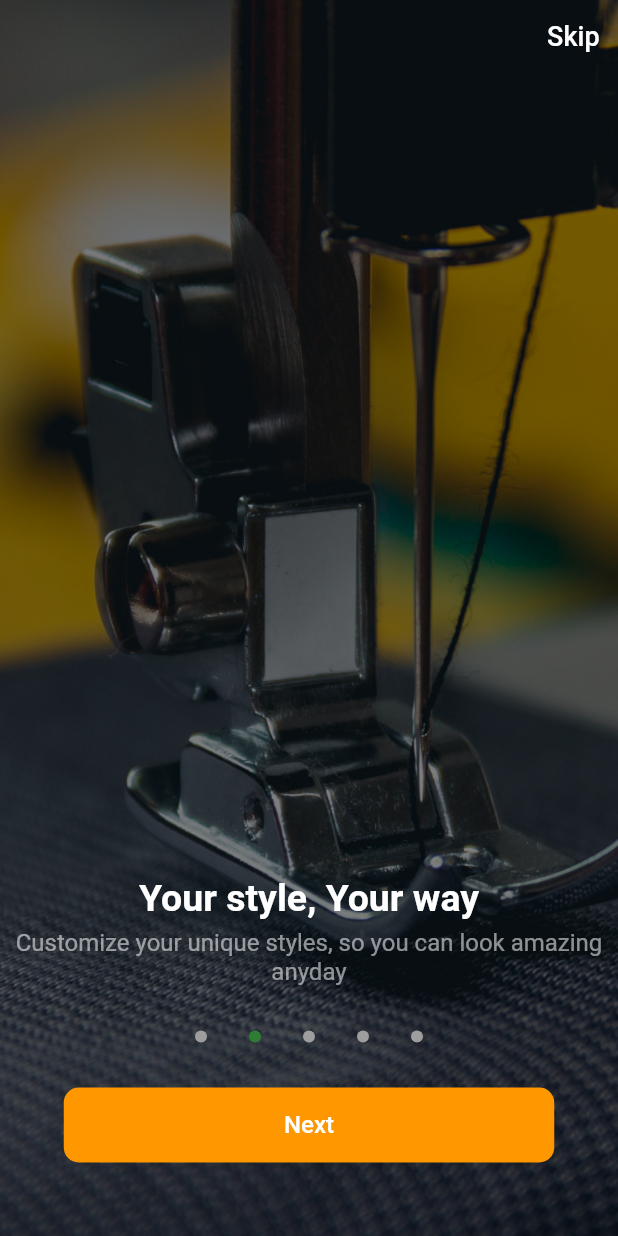
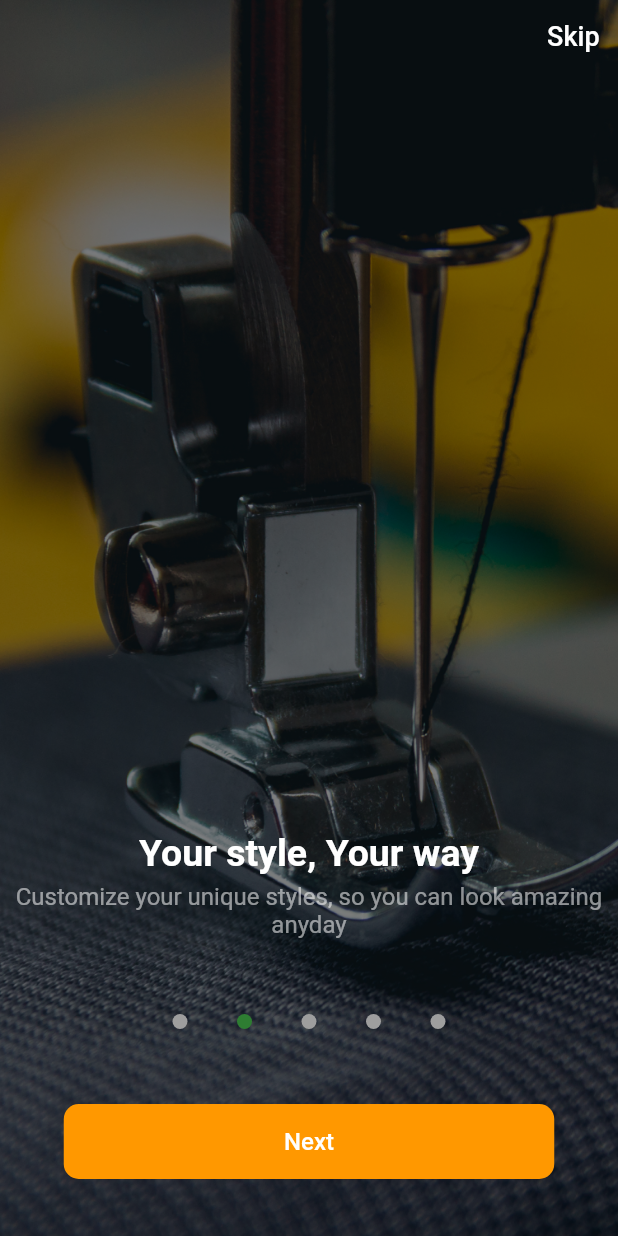
Before and after one commit to ericatsu/login_and_user_authentication, a Flutter app: the screen it shows after launch, after a tap on "Next", on a phone screen of 412 x 824 dp. Run offline on Flutter 3.47's test engine with Material 2 defaults, Android fonts, the light colour scheme and no system bars; our stand-ins replace intl_phone_number_input, smooth_page_indicator; missing offline and left inert: dart:html.

Commit message:
learning to use smooth page indicator

```diff
--- a/lib/OnboardScreens/Onboard1.dart
+++ b/lib/OnboardScreens/Onboard1.dart
@@ -50,7 +50,7 @@ class Onboard1 extends StatelessWidget {
 
                     SizedBox(height: height * 0.25),
                       Container(
-                        margin: EdgeInsets.only(top:330.0, bottom:6.0 ),
+                        margin: EdgeInsets.only(top:300.0, bottom:5.0),
                         child: Text('Hungry?',
                           style: TextStyle(
                             color: Colors.white,
@@ -70,23 +70,23 @@ class Onboard1 extends StatelessWidget {
 
                       // Sliders;
                       Container(
-                        margin: EdgeInsets.symmetric(vertical:30.0,horizontal: 10 ),
+                        margin: EdgeInsets.symmetric(vertical:50.0,horizontal: 15 ),
                         child: Padding(
-                          padding: const EdgeInsets.only(left: 120,right:120),
+                          padding: const EdgeInsets.only(left: 100, right:100),
                           child: Row(
                               mainAxisAlignment: MainAxisAlignment.spaceBetween,
                               children:<Widget>[
                                 Container(
-                                height: 8,
-                                width: 8,
-                          decoration: new BoxDecoration(
-                            color: Colors.orange,
-                            shape: BoxShape.circle,
+                                height: 10.0,
+                                width: 10.0,
+                                decoration: new BoxDecoration(
+                               color: Colors.orange,
+                                shape: BoxShape.circle,
                                ),
                              ),
                                 Container(
-                                  height: 8,
-                                  width: 8,
+                                  height: 10,
+                                  width: 10,
                                   decoration: new BoxDecoration(
                                     color: Colors.grey,
                                     shape: BoxShape.circle,
@@ -94,24 +94,24 @@ class Onboard1 extends StatelessWidget {
                                 ),
 
                                 Container(
-                                  height: 8,
-                                  width: 8,
+                                  height: 10,
+                                  width: 10,
                                   decoration: new BoxDecoration(
                                     color: Colors.grey,
                                     shape: BoxShape.circle,
                                   ),
                                 ),
                                 Container(
-                                  height: 8,
-                                  width: 8,
+                                  height: 10,
+                                  width: 10,
                                   decoration: new BoxDecoration(
                                     color: Colors.grey,
                                     shape: BoxShape.circle,
                                   ),
                                 ),
                                 Container(
-                                  height: 8,
-                                  width: 8,
+                                  height: 10,
+                                  width: 10,
                                   decoration: new BoxDecoration(
                                     color: Colors.grey,
                                     shape: BoxShape.circle,
--- a/lib/OnboardScreens/Onboard2.dart
+++ b/lib/OnboardScreens/Onboard2.dart
@@ -36,7 +36,7 @@ class Onboard2 extends StatelessWidget {
 
               SizedBox(height: height * 0.25),
               Container(
-                margin: EdgeInsets.only(top: 330.0, bottom: 6.0),
+                margin: EdgeInsets.only(top:  300.0, bottom: 5.0),
                 child: const Text(
                   'Your style, Your way',
                   style: TextStyle(
@@ -55,47 +55,47 @@ class Onboard2 extends StatelessWidget {
                 ),
               ),
               Container(
-                margin: EdgeInsets.symmetric(vertical: 30.0, horizontal: 10),
+                margin: EdgeInsets.symmetric(vertical: 50.0, horizontal: 15),
                 child: Padding(
-                  padding: const EdgeInsets.only(left: 120, right: 120),
+                  padding: const EdgeInsets.only(left: 100, right: 100),
                   child: Row(
                       mainAxisAlignment: MainAxisAlignment.spaceBetween,
                       children: <Widget>[
                         Container(
-                          height: 8,
-                          width: 8,
+                          height: 10,
+                          width: 10,
                           decoration: new BoxDecoration(
                             color: Colors.grey,
                             shape: BoxShape.circle,
                           ),
                         ),
                         Container(
-                          height: 8,
-                          width: 8,
+                          height: 10,
+                          width: 10,
                           decoration: new BoxDecoration(
                             color: Colors.green[800],
                             shape: BoxShape.circle,
                           ),
                         ),
                         Container(
-                          height: 8,
-                          width: 8,
+                          height: 10,
+                          width: 10,
                           decoration: new BoxDecoration(
                             color: Colors.grey,
                             shape: BoxShape.circle,
                           ),
                         ),
                         Container(
-                          height: 8,
-                          width: 8,
+                          height: 10,
+                          width: 10,
                           decoration: new BoxDecoration(
                             color: Colors.grey,
                             shape: BoxShape.circle,
                           ),
                         ),
                         Container(
-                          height: 8,
-                          width: 8,
+                          height: 10,
+                          width: 10,
                           decoration: new BoxDecoration(
                             color: Colors.grey,
                             shape: BoxShape.circle,
```
Also changed, not shown: lib/OnboardScreens/Onboard3.dart (+13 -13 lines), lib/OnboardScreens/Onboard4.dart (+13 -13 lines), lib/OnboardScreens/Onboard5.dart (+13 -13 lines).
